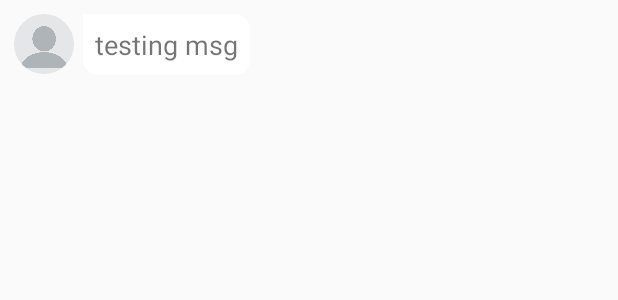
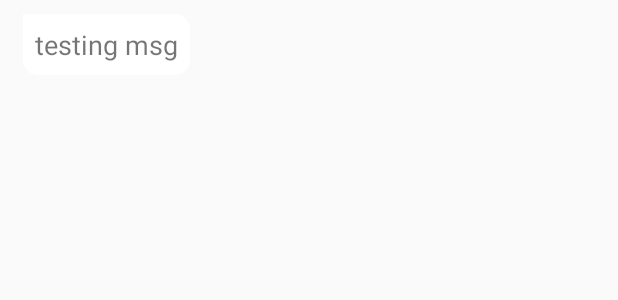
Before and after one commit to Jamestrada/ChatWithJames, an Android app: the layout message_item_left.xml on its own in the app's theme, with its tools: preview values and no code run, on a phone screen of 412 x 824 dp. Shown: the top 300 px of the screen. Run offline under Robolectric (Android 15) with nearby library versions, the light colour scheme and no system bars.

Commit message:
improve aesthetics

```diff
--- a/app/src/main/java/com/jamestrada/chatwithjames/AdapterClasses/ChatsAdapter.kt
+++ b/app/src/main/java/com/jamestrada/chatwithjames/AdapterClasses/ChatsAdapter.kt
@@ -50,7 +50,7 @@ class ChatsAdapter(mContext: Context, mChatList: List<Chat>, imageUrl: String):
         val chat: Chat = mChatList[position]
 
         // Display receiver's profile image
-        Picasso.get().load(imageUrl).into(holder.profile_image)
+//        Picasso.get().load(imageUrl).into(holder.profile_image)
 
         // Images messages
         if (chat.getMessage().equals("sent you an image.") && !chat.getUrl().equals("")) {
--- a/app/src/main/java/com/jamestrada/chatwithjames/AdapterClasses/UserAdapter.kt
+++ b/app/src/main/java/com/jamestrada/chatwithjames/AdapterClasses/UserAdapter.kt
@@ -73,7 +73,7 @@ class UserAdapter(mContext: Context, mUsers: List<Users>, isChatCheck: Boolean):
             )
             val builder: AlertDialog.Builder = AlertDialog.Builder(mContext)
             builder.setTitle("What would you like to do?")
-            builder.setItems(options, DialogInterface.OnClickListener { dialog, position ->
+            builder.setItems(options, DialogInterface.OnClickListener { _, position ->
                 if (position == 0) { // 0 is user wants to send message
                     val intent = Intent(mContext, MessageChatActivity::class.java)
                     intent.putExtra("visit_id", user.getUID())
--- a/app/src/main/res/layout/activity_message_chat.xml
+++ b/app/src/main/res/layout/activity_message_chat.xml
@@ -73,7 +73,7 @@
             android:layout_width="match_parent"
             android:layout_height="wrap_content"
             android:background="@android:color/transparent"
-            android:hint="write message here..."
+            android:hint="Type a message"
             android:layout_toRightOf="@id/attach_image_file_btn"
             android:layout_toLeftOf="@id/send_message_btn"
             android:layout_centerVertical="true"
--- a/app/src/main/res/layout/message_item_left.xml
+++ b/app/src/main/res/layout/message_item_left.xml
@@ -9,7 +9,8 @@
         android:id="@+id/profile_image"
         android:layout_width="40dp"
         android:layout_height="40dp"
-        android:src="@drawable/profile">
+        android:src="@drawable/profile"
+        android:visibility="gone">
     </de.hdodenhof.circleimageview.CircleImageView>
 
     <TextView
```
Also changed, not shown: app/src/main/res/layout/message_item_right.xml (+8 -7 lines).
